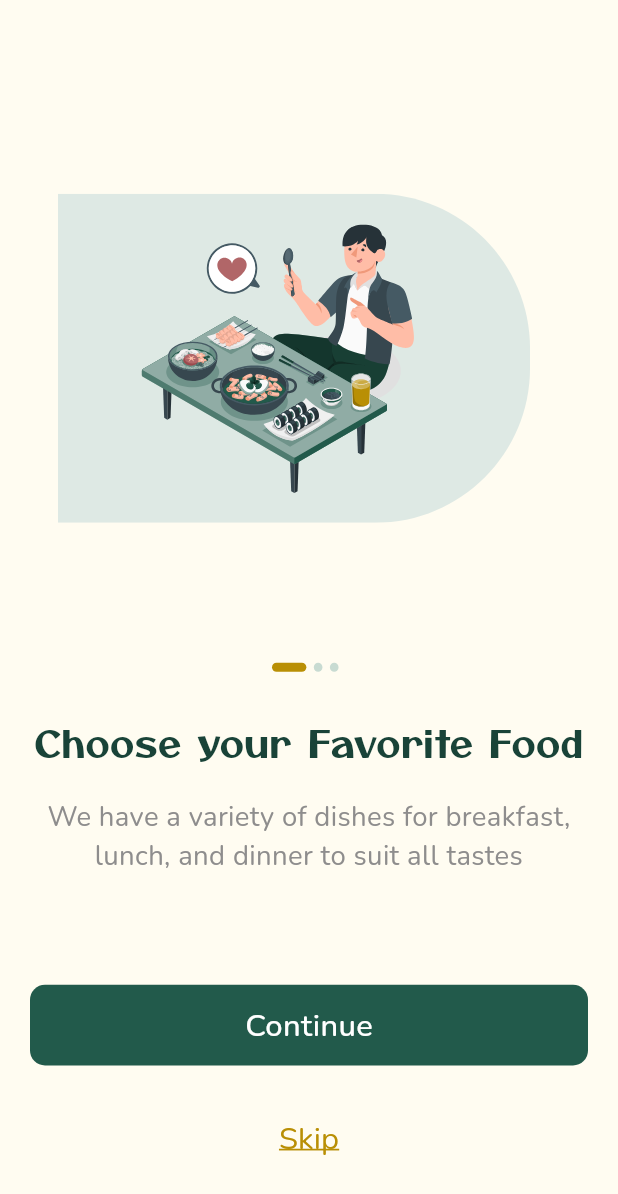
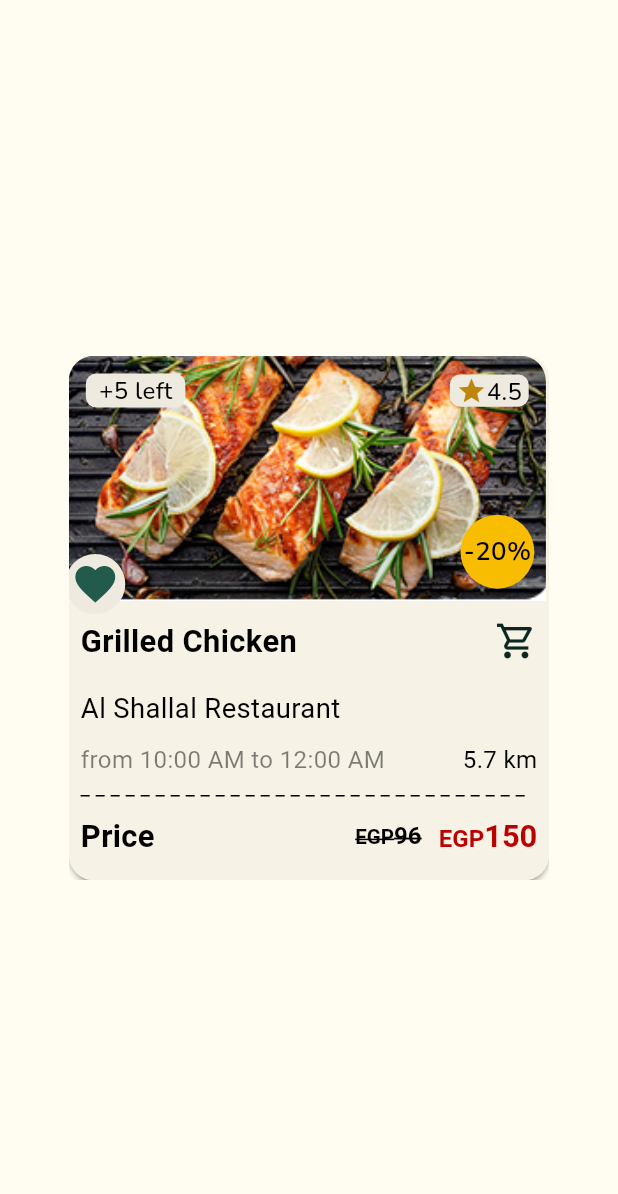
Before and after one commit to Mariamibrahim88/GraceCycle, a Flutter app: the screen it shows after launch, on a phone screen of 412 x 824 dp. Shown: the top 1194 px of the screen. Run offline on Flutter 3.47's test engine with Material 3 defaults, Android fonts, the phone set to English and light mode, and no system bars; drawn by our look-alikes of dotted_line; our stand-ins replace dartz, dio, firebase_auth, firebase_core, flutter_bloc, flutter_otp_text_field and 10 more; accounts and stored records are empty.

Commit message:
finish food card ui

```diff
--- a/lib/core/routes/app_routes.dart
+++ b/lib/core/routes/app_routes.dart
@@ -6,6 +6,7 @@ import 'package:grace_cycle/features/Authentication/presentation/views/signup_co
 import 'package:grace_cycle/features/Authentication/presentation/views/signup_view.dart';
 import 'package:grace_cycle/features/Authentication/presentation/views/succ_set_new_pass_view.dart';
 import 'package:grace_cycle/features/Authentication/presentation/views/verify_your_email_view.dart';
+import 'package:grace_cycle/features/home/presentation/views/home_view.dart';
 import 'package:grace_cycle/features/onBourding/presentation/views/onbourding_view.dart';
 import 'package:grace_cycle/features/splash/presentation/views/splash_view.dart';
 
@@ -19,13 +20,14 @@ class Routes {
   static const String setNewPass = '/setNewPass';
   static const String succSetNewPass = '/succSetNewPass';
   static const String onBourding = '/OnBourding';
+  static const String home = '/home';
 }
 
 class AppRoutes {
   static Route? generateRoute(RouteSettings settings) {
     switch (settings.name) {
       case Routes.initialRoute:
-        return MaterialPageRoute(builder: (_) => const SplashView());
+        return MaterialPageRoute(builder: (_) => const HomeView());
       case Routes.onBourding:
         return MaterialPageRoute(builder: (_) => const OnBourdingView());
       case Routes.continueSignup:
@@ -42,6 +44,8 @@ class AppRoutes {
         return MaterialPageRoute(builder: (_) => const SuccSetNewPassView());
       case Routes.signup:
         return MaterialPageRoute(builder: (_) => const SignupView());
+      case Routes.home:
+        return MaterialPageRoute(builder: (_) => const SplashView());
       default:
         return MaterialPageRoute(builder: (_) => const Scaffold());
     }
--- a/lib/core/utils/app_assets.dart
+++ b/lib/core/utils/app_assets.dart
@@ -9,4 +9,5 @@ class AppAssets {
   static String imgOnboarding1 = 'assets/images/imgThree.svg';
   static String imgOnboarding2 = 'assets/images/imgTwo.svg';
   static String imgOnboarding3 = 'assets/images/imgOne.svg';
+  static String recommendedFood = 'assets/images/recomendFood.jpg';
 }
--- a/lib/core/utils/app_colors.dart
+++ b/lib/core/utils/app_colors.dart
@@ -12,4 +12,9 @@ class AppColors {
   static const Color grey2 = Color(0xffC4C7C5);
   static const Color grey3 = Color(0xff8E8D8D);
   static const Color secondgreenItself = Color(0xffC8DBD2);
+  static const Color grayForSmallContainer = Color(0xffEEEADF);
+  static const Color yellowForStar = Color(0xffBC870B);
+  static const Color greenForDiscount = Color(0xffF8BD00);
+  static const Color redForPrice = Color(0xffBC0101);
+  static const Color shoppingCart = Color(0xff0C2720);
 }
--- /dev/null
+++ b/lib/features/home/presentation/views/home_view.dart
@@ -0,0 +1,17 @@
+import 'package:flutter/material.dart';
+import 'package:grace_cycle/core/utils/app_colors.dart';
+import 'package:grace_cycle/features/home/presentation/views/widgets/home_view_body.dart';
+
+class HomeView extends StatelessWidget {
+  const HomeView({super.key});
+
+  @override
+  Widget build(BuildContext context) {
+    return const SafeArea(
+      child: Scaffold(
+        backgroundColor: AppColors.basicWhite,
+        body: HomeViewBody(),
+      ),
+    );
+  }
+}
--- /dev/null
+++ b/lib/features/home/presentation/views/widgets/asset_of_food.dart
@@ -0,0 +1,22 @@
+import 'package:flutter/material.dart';
+import 'package:flutter_screenutil/flutter_screenutil.dart';
+import 'package:grace_cycle/core/utils/app_assets.dart';
+
+class AssetOfFood extends StatelessWidget {
+  const AssetOfFood({super.key});
+
+  @override
+  Widget build(BuildContext context) {
+    return ClipRRect(
+      borderRadius: BorderRadius.vertical(top: Radius.circular(15.r)),
+      child: SizedBox(
+        height: 137.h,
+        width: 278.w,
+        child: Image.asset(
+          AppAssets.recommendedFood,
+          fit: BoxFit.cover,
+        ),
+      ),
+    );
+  }
+}
--- /dev/null
+++ b/lib/features/home/presentation/views/widgets/discount_container.dart
@@ -0,0 +1,33 @@
+import 'package:flutter/material.dart';
+import 'package:flutter_screenutil/flutter_screenutil.dart';
+import 'package:google_fonts/google_fonts.dart';
+import 'package:grace_cycle/core/utils/app_colors.dart';
+
+class DiscountContainer extends StatelessWidget {
+  const DiscountContainer({super.key});
+
+  @override
+  Widget build(BuildContext context) {
+    return Positioned(
+      right: 10,
+      top: 88.h,
+      child: Container(
+        height: 43.h,
+        width: 43.w,
+        decoration: const BoxDecoration(
+          shape: BoxShape.circle,
+          color: AppColors.greenForDiscount,
+        ),
+        child: Center(
+          child: Text(
+            '-20%',
+            style: GoogleFonts.nunito(
+                color: Colors.black,
+                fontSize: 15.sp,
+                fontWeight: FontWeight.w600),
+          ),
+        ),
+      ),
+    );
+  }
+}
--- /dev/null
+++ b/lib/features/home/presentation/views/widgets/dotted_line.dart
@@ -0,0 +1,22 @@
+import 'package:dotted_line/dotted_line.dart';
+import 'package:flutter/material.dart';
+import 'package:flutter_screenutil/flutter_screenutil.dart';
+
+class DottLine extends StatelessWidget {
+  @override
+  Widget build(BuildContext context) {
+    return Column(
+      mainAxisAlignment: MainAxisAlignment.center,
+      children: [
+        DottedLine(
+          direction: Axis.horizontal,
+          lineLength: 266.h,
+          lineThickness: 1,
+          dashLength: 6,
+          dashGapLength: 4,
+          dashColor: Colors.black,
+        ),
+      ],
+    );
+  }
+}
--- /dev/null
+++ b/lib/features/home/presentation/views/widgets/favourite_container.dart
@@ -0,0 +1,28 @@
+import 'package:flutter/material.dart';
+import 'package:flutter_screenutil/flutter_screenutil.dart';
+import 'package:grace_cycle/core/utils/app_colors.dart';
+
+class FavouriteContainer extends StatelessWidget {
+  const FavouriteContainer({super.key});
+
+  @override
+  Widget build(BuildContext context) {
+    return Positioned(
+      left: -2.w,
+      top: 110.h,
+      child: Container(
+        height: 35.h,
+        width: 35.w,
+        decoration: const BoxDecoration(
+          shape: BoxShape.circle,
+          color: AppColors.grayForSmallContainer,
+        ),
+        child: Icon(
+          Icons.favorite,
+          color: AppColors.greenButt,
+          size: 28.sp,
+        ),
+      ),
+    );
+  }
+}
--- /dev/null
+++ b/lib/features/home/presentation/views/widgets/food_card.dart
@@ -0,0 +1,126 @@
+import 'package:flutter/material.dart';
+import 'package:flutter_screenutil/flutter_screenutil.dart';
+import 'package:grace_cycle/core/utils/app_colors.dart';
+import 'package:grace_cycle/core/utils/app_spacing.dart';
+import 'package:grace_cycle/features/home/presentation/views/widgets/asset_of_food.dart';
+import 'package:grace_cycle/features/home/presentation/views/widgets/discount_container.dart';
+import 'package:grace_cycle/features/home/presentation/views/widgets/dotted_line.dart';
+import 'package:grace_cycle/features/home/presentation/views/widgets/favourite_container.dart';
+import 'package:grace_cycle/features/home/presentation/views/widgets/left_pieces_container.dart';
+import 'package:grace_cycle/features/home/presentation/views/widgets/price_for_food.dart';
+import 'package:grace_cycle/features/home/presentation/views/widgets/rate_container.dart';
+
+class FoodCard extends StatelessWidget {
+  const FoodCard({super.key});
+
+  @override
+  Widget build(BuildContext context) {
+    return Center(
+      child: Stack(
+        children: [
+          Container(
+            height: 293.h,
+            width: 280.w,
+            decoration: BoxDecoration(
+              boxShadow: [
+                BoxShadow(
+                    spreadRadius: -1.76,
+                    offset: const Offset(0, 3.25),
+                    blurRadius: 3.25,
+                    color: Colors.black.withOpacity(0.5)),
+              ],
+              color: const Color.fromARGB(255, 246, 242, 229),
+              borderRadius: BorderRadius.circular(15.r),
+            ),
+            child: Column(
+              crossAxisAlignment: CrossAxisAlignment.start,
+              children: [
+                Stack(
+                  children: [
+                    const AssetOfFood(),
+                    Positioned(
+                      top: 10.h,
+                      left: 10.w,
+                      right: 10.w,
+                      child: const Row(
+                        mainAxisAlignment: MainAxisAlignment.spaceBetween,
+                        children: [
+                          LeftPiecesContainer(),
+                          RateContainer(),
+                        ],
+                      ),
+                    ),
+                  ],
+                ),
+                verticalSpace(10),
+                Padding(
+                  padding: const EdgeInsets.symmetric(horizontal: 8.0),
+                  child: Column(
+                    crossAxisAlignment: CrossAxisAlignment.start,
+                    children: [
+                      Row(
+                        mainAxisAlignment: MainAxisAlignment.spaceBetween,
+                        children: [
+                          Text(
+                            'Grilled Chicken',
+                            style: TextStyle(
+                              fontSize: 18.sp,
+                              fontWeight: FontWeight.w700,
+                              color: Colors.black,
+                            ),
+                          ),
+                          const Icon(
+                            Icons.shopping_cart_outlined,
+                            color: AppColors.shoppingCart,
+                            size: 28,
+                          ),
+                        ],
+                      ),
+                      verticalSpace(15),
+                      Text(
+                        'Al Shallal Restaurant',
+                        style: TextStyle(
+                          fontSize: 16.sp,
+                          fontWeight: FontWeight.w400,
+                          color: Colors.black,
+                        ),
+                      ),
+                      verticalSpace(8),
+                      Row(
+                        mainAxisAlignment: MainAxisAlignment.spaceBetween,
+                        children: [
+                          Text(
+                            'from 10:00 AM to 12:00 AM',
+                            style: TextStyle(
+                              fontSize: 14.sp,
+                              fontWeight: FontWeight.w400,
+                              color: Colors.black.withOpacity(0.5),
+                            ),
+                          ),
+                          Text(
+                            '5.7 km',
+                            style: TextStyle(
+                              fontSize: 14.sp,
+                              fontWeight: FontWeight.w400,
+                              color: Colors.black,
+                            ),
+                          ),
+                        ],
+                      ),
+                      verticalSpace(10),
+                      DottLine(),
+                      verticalSpace(10),
+                      const PriceForFood(),
+                    ],
+                  ),
+                ),
+              ],
+            ),
+          ),
+          const FavouriteContainer(),
+          const DiscountContainer(),
+        ],
+      ),
+    );
+  }
+}
--- /dev/null
+++ b/lib/features/home/presentation/views/widgets/home_view_body.dart
@@ -0,0 +1,11 @@
+import 'package:flutter/material.dart';
+import 'package:grace_cycle/features/home/presentation/views/widgets/food_card.dart';
+
+class HomeViewBody extends StatelessWidget {
+  const HomeViewBody({super.key});
+
+  @override
+  Widget build(BuildContext context) {
+    return FoodCard();
+  }
+}
--- /dev/null
+++ b/lib/features/home/presentation/views/widgets/left_pieces_container.dart
@@ -0,0 +1,29 @@
+import 'package:flutter/material.dart';
+import 'package:flutter_screenutil/flutter_screenutil.dart';
+import 'package:google_fonts/google_fonts.dart';
+import 'package:grace_cycle/core/utils/app_colors.dart';
+
+class LeftPiecesContainer extends StatelessWidget {
+  const LeftPiecesContainer({super.key});
+
+  @override
+  Widget build(BuildContext context) {
+    return Container(
+      height: 19.h,
+      width: 58.w,
+      decoration: BoxDecoration(
+        color: AppColors.grayForSmallContainer,
+        borderRadius: BorderRadius.circular(7),
+      ),
+      child: Center(
+        child: Text(
+          '+5 left',
+          style: GoogleFonts.nunito(
+              color: Colors.black,
+              fontSize: 14.sp,
+              fontWeight: FontWeight.w500),
+        ),
+      ),
+    );
+  }
+}
--- /dev/null
+++ b/lib/features/home/presentation/views/widgets/price_for_food.dart
@@ -0,0 +1,67 @@
+import 'package:flutter/material.dart';
+import 'package:flutter_screenutil/flutter_screenutil.dart';
+import 'package:grace_cycle/core/utils/app_colors.dart';
+import 'package:grace_cycle/core/utils/app_spacing.dart';
+
+class PriceForFood extends StatelessWidget {
+  const PriceForFood({super.key});
+
+  @override
+  Widget build(BuildContext context) {
+    return Row(
+      mainAxisAlignment: MainAxisAlignment.spaceBetween,
+      children: [
+        Text(
+          'Price',
+          style: TextStyle(
+            fontSize: 18.sp,
+            fontWeight: FontWeight.w600,
+            color: Colors.black,
+          ),
+        ),
+        Row(
+          children: [
+            RichText(
+              text: TextSpan(
+                style: const TextStyle(
+                    decoration: TextDecoration.lineThrough,
+                    decorationThickness: 1.5,
+                    color: Colors.black,
+                    fontWeight: FontWeight.bold),
+                children: [
+                  TextSpan(
+                    text: "EGP",
+                    style: TextStyle(fontSize: 12.sp),
+                  ),
+                  TextSpan(
+                    text: "96",
+                    style: TextStyle(fontSize: 14.sp),
+                  ),
+                ],
+              ),
+            ),
+            horizontalSpace(10),
+            RichText(
+              text: TextSpan(
+                style: const TextStyle(
+                    color: AppColors.redForPrice, fontWeight: FontWeight.bold),
+                children: [
+                  TextSpan(
+                    text: "EGP",
+                    style:
+                        TextStyle(fontSize: 14.sp, fontWeight: FontWeight.w600),
+                  ),
+                  TextSpan(
+                    text: "150",
+                    style:
+                        TextStyle(fontSize: 18.sp, fontWeight: FontWeight.w600),
+                  ),
+                ],
+              ),
+            ),
+          ],
+        ),
+      ],
+    );
+  }
+}
--- /dev/null
+++ b/lib/features/home/presentation/views/widgets/rate_container.dart
@@ -0,0 +1,37 @@
+import 'package:flutter/material.dart';
+import 'package:flutter_screenutil/flutter_screenutil.dart';
+import 'package:google_fonts/google_fonts.dart';
+import 'package:grace_cycle/core/utils/app_colors.dart';
+
+class RateContainer extends StatelessWidget {
+  const RateContainer({super.key});
+
+  @override
+  Widget build(BuildContext context) {
+    return Container(
+      height: 18.h,
+      width: 46.w,
+      decoration: BoxDecoration(
+        color: AppColors.grayForSmallContainer,
+        borderRadius: BorderRadius.circular(7),
+      ),
+      child: Row(
+        mainAxisAlignment: MainAxisAlignment.center,
+        children: [
+          const Icon(
+            Icons.star,
+            color: AppColors.yellowForStar,
+            size: 20,
+          ),
+          Text(
+            '4.5',
+            style: GoogleFonts.nunito(
+                color: Colors.black,
+                fontSize: 14.sp,
+                fontWeight: FontWeight.w500),
+          ),
+        ],
+      ),
+    );
+  }
+}
--- a/pubspec.yaml
+++ b/pubspec.yaml
@@ -31,6 +31,8 @@ dependencies:
   cupertino_icons: ^1.0.8
   dartz: ^0.10.1
   dio: ^5.7.0
+  dotted_border: ^2.1.0
+  dotted_line: ^3.2.3
   firebase_auth: ^5.4.1
   firebase_core: ^3.10.1
   flutter:
```
Also changed, not shown: assets/images/recomendFood.jpg (added), assets/images/recommendedfood.svg (added), pubspec.lock.
